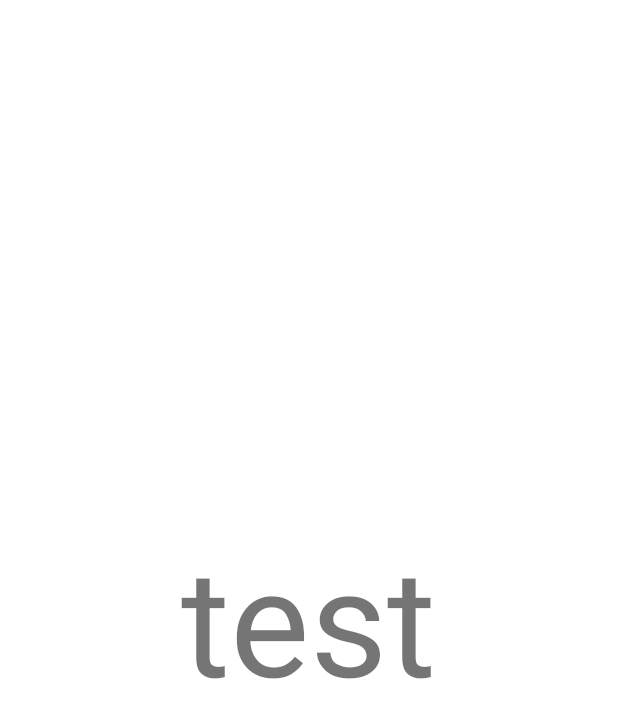
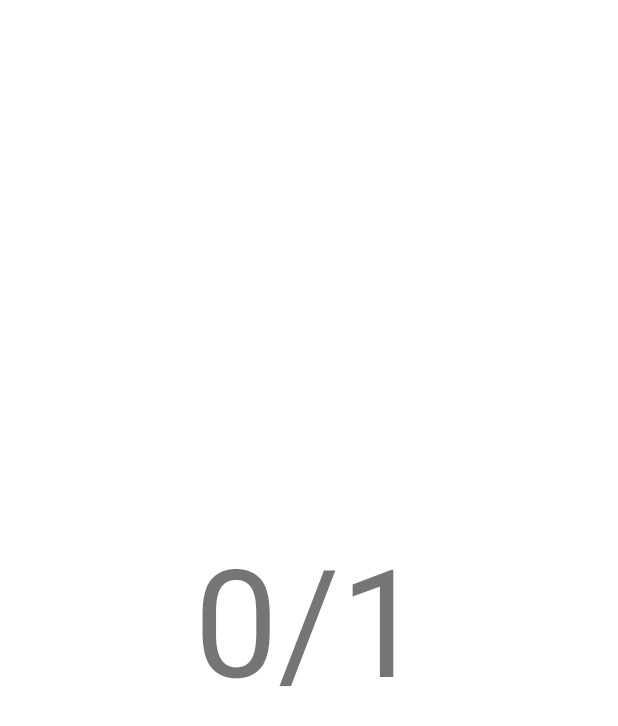
Before and after one commit to AndrewLockVI/TheOfficeQuiz, an Android app: the layout activity_end_screen.xml on its own in the app's theme, with its tools: preview values and no code run, on a phone screen of 412 x 824 dp. Shown: the top 726 px of the screen. Run offline under Robolectric (Android 15) with nearby library versions, the phone set to English and light mode, and no system bars.

Commit message:
Got the score value from the passed string for end screen.

```diff
--- a/app/src/main/res/layout/activity_end_screen.xml
+++ b/app/src/main/res/layout/activity_end_screen.xml
@@ -12,7 +12,7 @@
     <TextView
         android:layout_width="wrap_content"
         android:layout_height="wrap_content"
-        android:text="test"
+        android:text="0/1"
         android:id="@+id/scoreText"
         android:textSize="100dp"
 
```
Also changed, not shown: app/src/main/java/com/nebuladev/quizgame/EndScreen.kt (+5 -2 lines).
